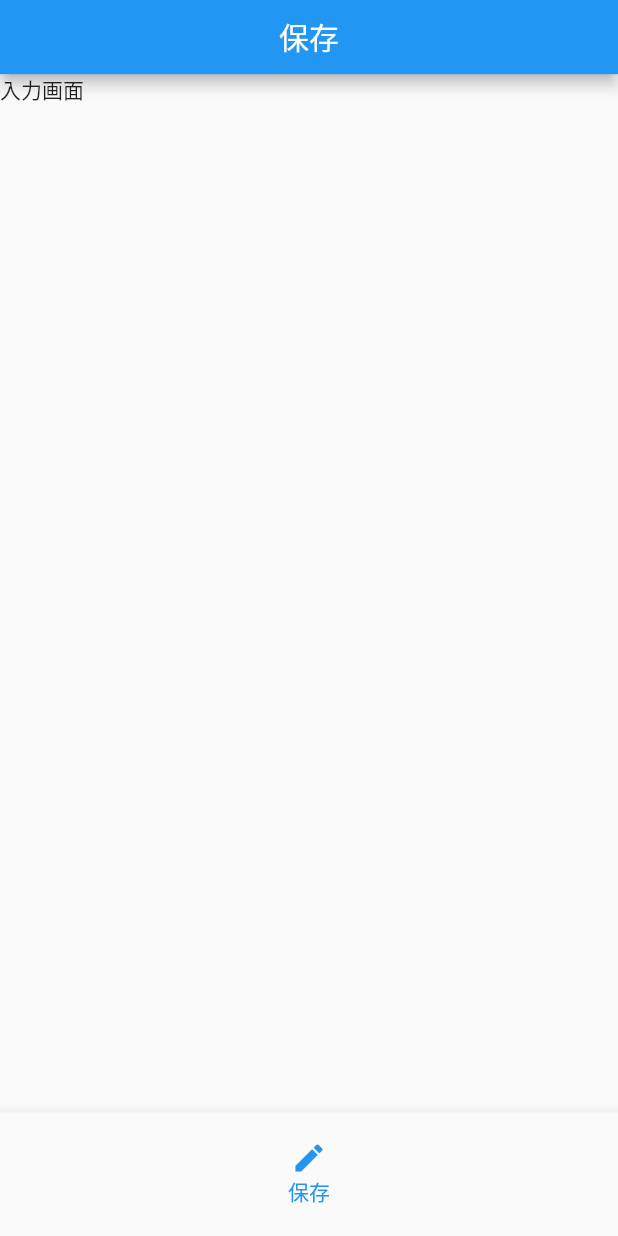
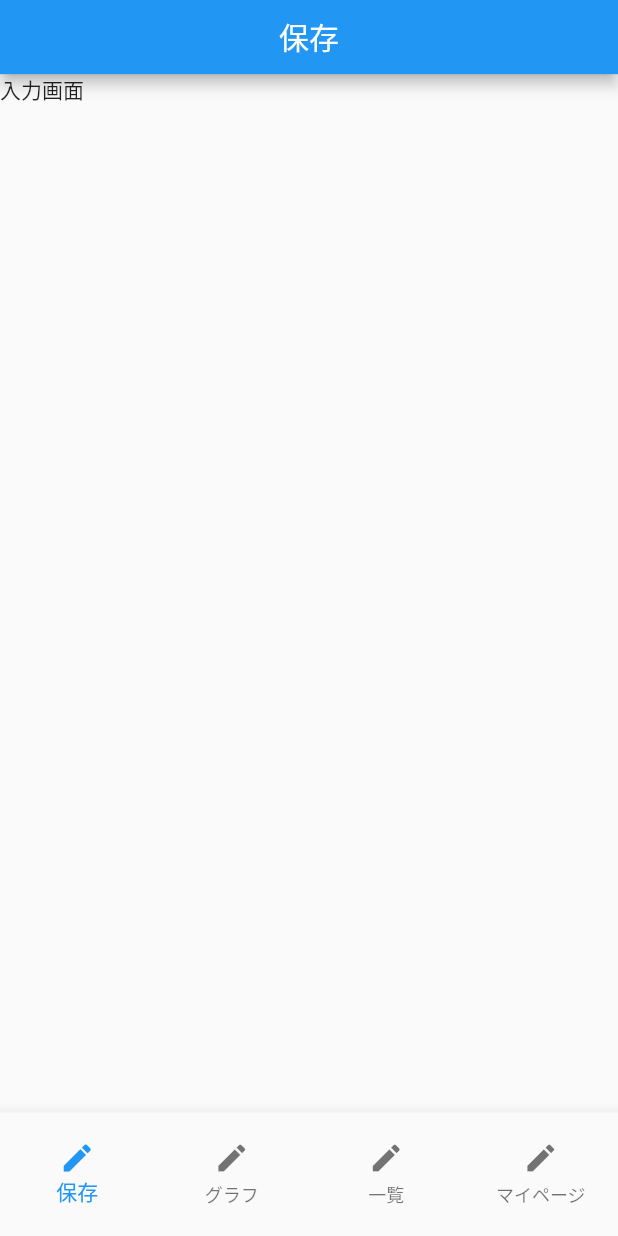
Before and after one commit to sora-uzu/my_workout, a Flutter app: the screen it shows after launch, on a phone screen of 412 x 824 dp. Run offline on Flutter 3.47's test engine with Material 2 defaults, Android fonts, the phone set to English and light mode, and no system bars.

Commit message:
メニュー作成

```diff
--- /dev/null
+++ b/lib/presentaition/graph/graph_model.dart
@@ -0,0 +1,4 @@
+import 'package:flutter/cupertino.dart';
+import 'package:flutter/material.dart';
+
+class GraphModel extends ChangeNotifier {}
--- /dev/null
+++ b/lib/presentaition/list/list_model.dart
@@ -0,0 +1,4 @@
+import 'package:flutter/cupertino.dart';
+import 'package:flutter/material.dart';
+
+class ListModel extends ChangeNotifier {}
--- /dev/null
+++ b/lib/presentaition/my_profile/my_profile_page_model.dart
@@ -0,0 +1,4 @@
+import 'package:flutter/cupertino.dart';
+import 'package:flutter/material.dart';
+
+class MyProfileModel extends ChangeNotifier {}
--- a/lib/presentaition/top/top_page.dart
+++ b/lib/presentaition/top/top_page.dart
@@ -1,4 +1,7 @@
 import 'package:flutter/material.dart';
+import 'package:my_workout/presentaition/graph/graph_page.dart';
+import 'package:my_workout/presentaition/list/list_page.dart';
+import 'package:my_workout/presentaition/my_profile/my_profile_page.dart';
 import 'package:my_workout/presentaition/top/top_model.dart';
 import 'package:my_workout/presentaition/save/save_page.dart';
 import 'package:provider/provider.dart';
@@ -6,6 +9,9 @@ import 'package:provider/provider.dart';
 class TopPage extends StatelessWidget {
   final List<String> _tabNames = [
     "保存",
+    "グラフ",
+    "一覧",
+    "マイページ",
   ];
 
   @override
@@ -37,6 +43,18 @@ class TopPage extends StatelessWidget {
                       icon: Icon(Icons.edit),
                       title: Text(_tabNames[0]),
                     ),
+                    BottomNavigationBarItem(
+                      icon: Icon(Icons.edit),
+                      title: Text(_tabNames[1]),
+                    ),
+                    BottomNavigationBarItem(
+                      icon: Icon(Icons.edit),
+                      title: Text(_tabNames[2]),
+                    ),
+                    BottomNavigationBarItem(
+                      icon: Icon(Icons.edit),
+                      title: Text(_tabNames[3]),
+                    ),
                   ],
                 ),
               ));
@@ -51,6 +69,9 @@ class TopPage extends StatelessWidget {
     return Stack(
       children: <Widget>[
         _tabPage(currentIndex, 0, SavePage()),
+        _tabPage(currentIndex, 1, GraphPage()),
+        _tabPage(currentIndex, 2, ListPage()),
+        _tabPage(currentIndex, 3, MyProfilePage()),
       ],
     );
   }
```
Also changed, not shown: lib/presentaition/graph/graph_page.dart (added, +21 -0 lines), lib/presentaition/list/list_page.dart (added, +21 -0 lines), lib/presentaition/my_profile/my_profile_page.dart (added, +21 -0 lines).
